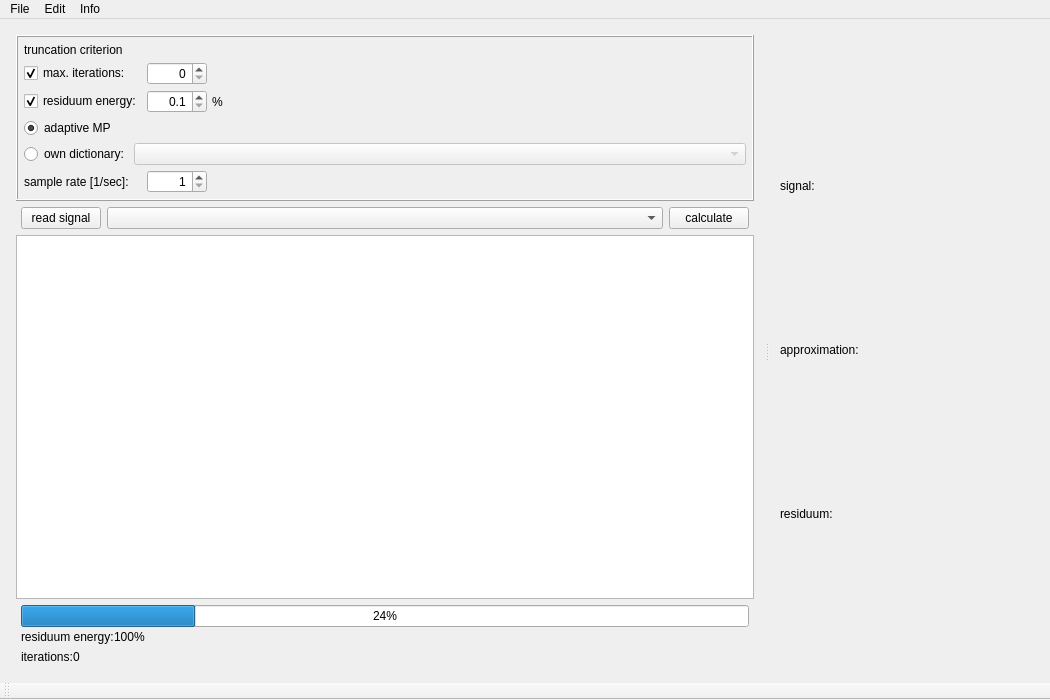
Qt form examples/matchingPursuit/mainwindow.ui (mne-tools/mne-cpp) before a commit.
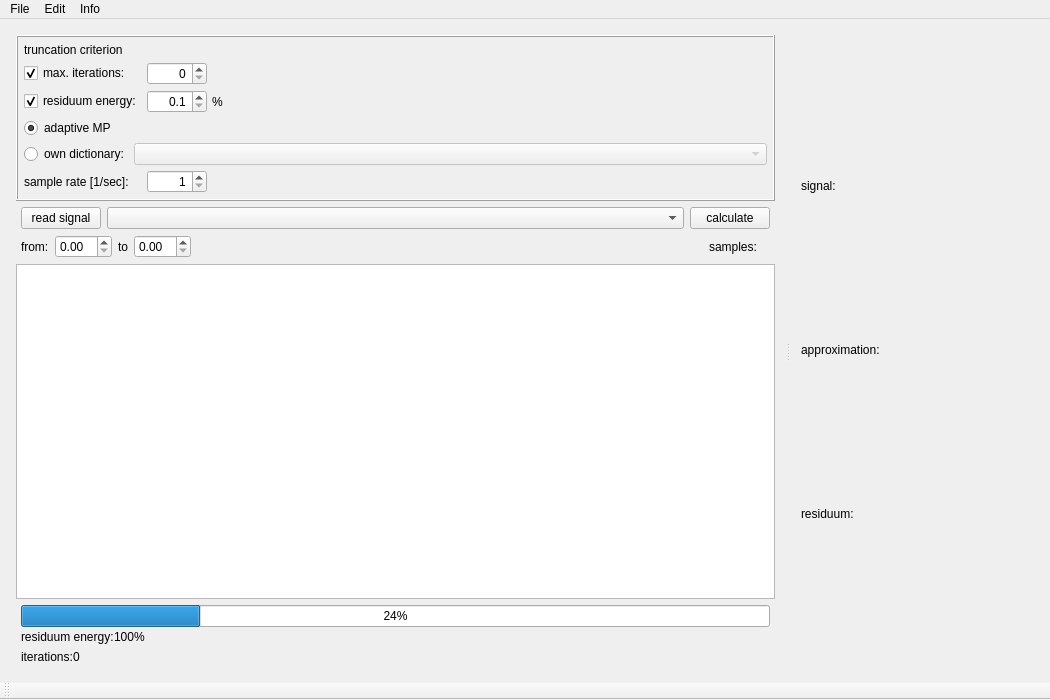
The same form after that commit. Icons and pictures are not drawn.

```diff
--- a/examples/matchingPursuit/mainwindow.ui
+++ b/examples/matchingPursuit/mainwindow.ui
@@ -61,7 +61,7 @@
        <bool>false</bool>
       </property>
       <widget class="QWidget" name="layoutWidget">
-       <layout class="QVBoxLayout" name="verticalLayout">
+       <layout class="QVBoxLayout" name="l_left_side">
         <item>
          <widget class="QFrame" name="frame">
           <property name="frameShape">
@@ -84,31 +84,18 @@
             <number>6</number>
            </property>
            <item>
-            <layout class="QGridLayout" name="l_Options" columnstretch="0,0,0,1">
+            <layout class="QGridLayout" name="l_options" columnstretch="0,0,0,0,1">
              <property name="spacing">
               <number>5</number>
              </property>
-             <item row="4" column="2">
+             <item row="5" column="2">
               <widget class="QSpinBox" name="sb_Iterations">
                <property name="alignment">
                 <set>Qt::AlignRight|Qt::AlignTrailing|Qt::AlignVCenter</set>
                </property>
               </widget>
              </item>
-             <item row="6" column="3">
-              <widget class="QLabel" name="lb_Prozent">
-               <property name="sizePolicy">
-                <sizepolicy hsizetype="Preferred" vsizetype="Preferred">
-                 <horstretch>0</horstretch>
-                 <verstretch>0</verstretch>
-                </sizepolicy>
-               </property>
-               <property name="text">
-                <string>%</string>
-               </property>
-              </widget>
-             </item>
-             <item row="6" column="0" colspan="2">
+             <item row="7" column="0" colspan="2">
               <widget class="QCheckBox" name="chb_ResEnergy">
                <property name="text">
                 <string>residuum energy:</string>
@@ -118,7 +105,7 @@
                </property>
               </widget>
              </item>
-             <item row="4" column="0" colspan="2">
+             <item row="5" column="0" colspan="2">
               <widget class="QCheckBox" name="chb_Iterations">
                <property name="text">
                 <string>max. iterations:</string>
@@ -128,7 +115,7 @@
                </property>
               </widget>
              </item>
-             <item row="9" column="1" colspan="3">
+             <item row="10" column="1" colspan="4">
               <widget class="QComboBox" name="cb_Dicts">
                <property name="enabled">
                 <bool>false</bool>
@@ -141,7 +128,7 @@
                </property>
               </widget>
              </item>
-             <item row="8" column="0" colspan="2">
+             <item row="9" column="0" colspan="2">
               <widget class="QRadioButton" name="rb_adativMp">
                <property name="text">
                 <string>adaptive MP</string>
@@ -151,7 +138,7 @@
                </property>
               </widget>
              </item>
-             <item row="2" column="0" colspan="2">
+             <item row="3" column="0" colspan="2">
               <widget class="QLabel" name="lb_Criterion">
                <property name="sizePolicy">
                 <sizepolicy hsizetype="Preferred" vsizetype="Fixed">
@@ -164,14 +151,14 @@
                </property>
               </widget>
              </item>
-             <item row="9" column="0">
+             <item row="10" column="0">
               <widget class="QRadioButton" name="rb_OwnDictionary">
                <property name="text">
                 <string>own dictionary:</string>
                </property>
               </widget>
              </item>
-             <item row="6" column="2">
+             <item row="7" column="2">
               <widget class="QDoubleSpinBox" name="dsb_energy">
                <property name="alignment">
                 <set>Qt::AlignRight|Qt::AlignTrailing|Qt::AlignVCenter</set>
@@ -184,7 +171,7 @@
                </property>
               </widget>
              </item>
-             <item row="10" column="2">
+             <item row="11" column="2">
               <widget class="QSpinBox" name="sb_sample_rate">
                <property name="maximumSize">
                 <size>
@@ -203,20 +190,33 @@
                </property>
               </widget>
              </item>
-             <item row="10" column="0" colspan="2">
+             <item row="11" column="0" colspan="2">
               <widget class="QLabel" name="label">
                <property name="text">
                 <string>sample rate [1/sec]:</string>
                </property>
               </widget>
              </item>
+             <item row="7" column="3">
+              <widget class="QLabel" name="lb_Prozent">
+               <property name="sizePolicy">
+                <sizepolicy hsizetype="Preferred" vsizetype="Preferred">
+                 <horstretch>0</horstretch>
+                 <verstretch>0</verstretch>
+                </sizepolicy>
+               </property>
+               <property name="text">
+                <string>%</string>
+               </property>
+              </widget>
+             </item>
             </layout>
            </item>
           </layout>
          </widget>
         </item>
         <item>
-         <layout class="QHBoxLayout" name="horizontalLayout_2" stretch="0,0,0">
+         <layout class="QHBoxLayout" name="lo_buttons" stretch="0,0,0">
           <property name="leftMargin">
            <number>5</number>
           </property>
@@ -260,11 +260,68 @@
           </item>
          </layout>
         </item>
+        <item>
+         <layout class="QHBoxLayout" name="l_readtime">
+          <property name="leftMargin">
+           <number>5</number>
+          </property>
+          <property name="rightMargin">
+           <number>5</number>
+          </property>
+          <item>
+           <widget class="QLabel" name="lb_from">
+            <property name="text">
+             <string>from:</string>
+            </property>
+           </widget>
+          </item>
+          <item>
+           <widget class="QDoubleSpinBox" name="dsb_from"/>
+          </item>
+          <item>
+           <widget class="QLabel" name="lb_to">
+            <property name="text">
+             <string>to</string>
+            </property>
+           </widget>
+          </item>
+          <item>
+           <widget class="QDoubleSpinBox" name="dsb_to"/>
+          </item>
+          <item>
+           <spacer name="horizontalSpacer_3">
+            <property name="orientation">
+             <enum>Qt::Horizontal</enum>
+            </property>
+            <property name="sizeHint" stdset="0">
+             <size>
+              <width>40</width>
+              <height>0</height>
+             </size>
+            </property>
+           </spacer>
+          </item>
+          <item>
+           <widget class="QLabel" name="lb_samples">
+            <property name="text">
+             <string>samples:</string>
+            </property>
+           </widget>
+          </item>
+          <item>
+           <widget class="QLabel" name="lb_sample_count">
+            <property name="text">
+             <string/>
+            </property>
+           </widget>
+          </item>
+         </layout>
+        </item>
         <item>
          <widget class="QTableWidget" name="tbv_Results"/>
         </item>
         <item>
-         <layout class="QVBoxLayout" name="verticalLayout_4">
+         <layout class="QVBoxLayout" name="l_progress">
           <property name="spacing">
            <number>0</number>
           </property>
@@ -288,7 +345,7 @@
            </widget>
           </item>
           <item>
-           <layout class="QHBoxLayout" name="horizontalLayout_3">
+           <layout class="QHBoxLayout" name="l_res_energy">
             <property name="spacing">
              <number>0</number>
             </property>
@@ -340,7 +397,7 @@
            </layout>
           </item>
           <item>
-           <layout class="QHBoxLayout" name="horizontalLayout_5">
+           <layout class="QHBoxLayout" name="l_iterations">
             <property name="spacing">
              <number>0</number>
             </property>
@@ -602,6 +659,10 @@
    </property>
   </action>
   <action name="actionCreate_treebased_dictionary">
+   <property name="icon">
+    <iconset resource="Ressourcen.qrc">
+     <normaloff>:/images/icons/tree.png</normaloff>:/images/icons/tree.png</iconset>
+   </property>
    <property name="text">
     <string>create treebased dictionary</string>
    </property>
```
